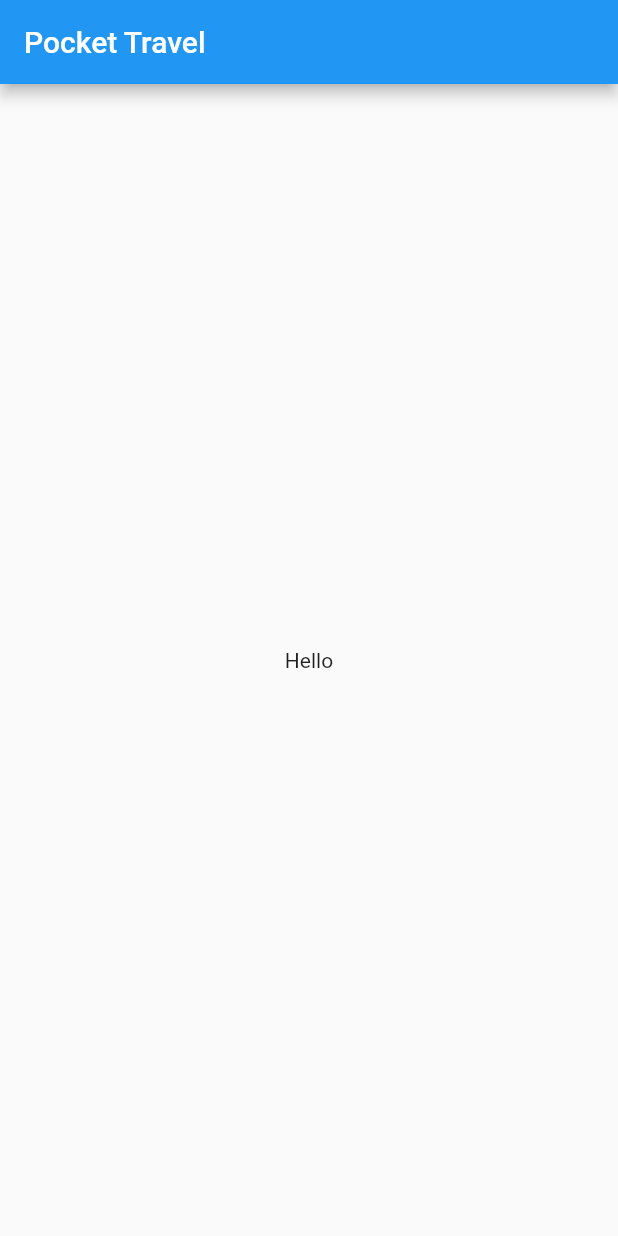
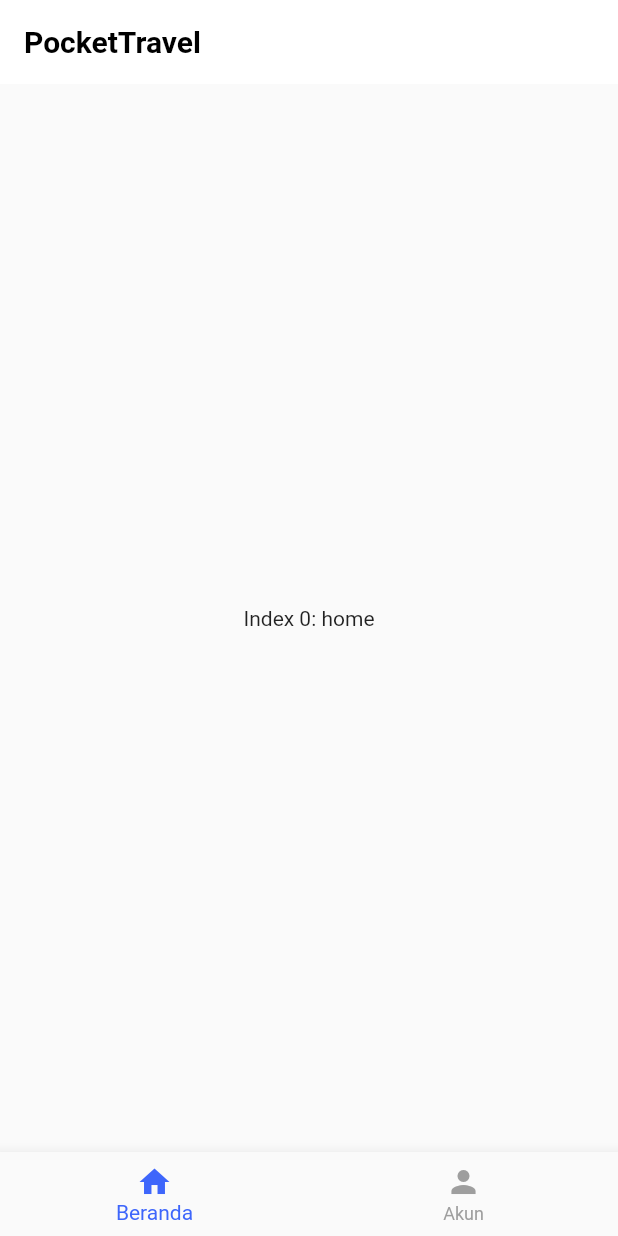
Before and after one commit to tsaqifammar/pocket-travel-mobile, a Flutter app: the screen it shows after launch, on a phone screen of 412 x 824 dp. Run offline on Flutter 3.47's test engine with Material 2 defaults, Android fonts, the phone set to English and light mode, and no system bars; our stand-ins replace flutter_login.

Commit message:
login signup UI only

```diff
--- a/lib/main.dart
+++ b/lib/main.dart
@@ -1,4 +1,5 @@
 import 'package:flutter/material.dart';
+import 'screens/Login_signup.dart';
 
 void main() {
   runApp(const MyApp());
@@ -10,21 +11,62 @@ class MyApp extends StatelessWidget {
   @override
   Widget build(BuildContext context) {
     return MaterialApp(
-      title: 'Pocket Travel',
-      theme: ThemeData(primarySwatch: Colors.blue),
-      home: const MyHomePage(),
+      debugShowCheckedModeBanner: false,
+      home: Center(child: HomePageBeforeLogin()),
     );
   }
 }
 
-class MyHomePage extends StatelessWidget {
-  const MyHomePage({Key? key}) : super(key: key);
+class HomePageBeforeLogin extends StatefulWidget {
+  const HomePageBeforeLogin({Key? key}) : super(key: key);
+  @override
+  State<HomePageBeforeLogin> createState() => _HomePageBeforeLoginState();
+}
+
+class _HomePageBeforeLoginState extends State<HomePageBeforeLogin> {
+  int _selectedNavbar = 0;
+
+  void _changeSelectedNavBar(int index) {
+    setState(() {
+      _selectedNavbar = index;
+    });
+  }
+
+  static List<Widget> _pages = <Widget>[
+    Center(
+      child: Text(
+        'Index 0: home',
+      ),
+    ),
+    LoginSignUpScreen()
+  ];
 
   @override
   Widget build(BuildContext context) {
     return Scaffold(
-      appBar: AppBar(title: const Text('Pocket Travel')),
-      body: const Center(child: Text('Hello')),
+      appBar: AppBar(
+          title: const Text('PocketTravel',
+              style:
+                  TextStyle(color: Colors.black, fontWeight: FontWeight.bold)),
+          backgroundColor: Colors.white,
+          elevation: 0),
+      body: _pages.elementAt(_selectedNavbar),
+      bottomNavigationBar: BottomNavigationBar(
+        items: const <BottomNavigationBarItem>[
+          BottomNavigationBarItem(
+            icon: Icon(Icons.home),
+            label: 'Beranda',
+          ),
+          BottomNavigationBarItem(
+            icon: Icon(Icons.person),
+            label: 'Akun',
+          ),
+        ],
+        currentIndex: _selectedNavbar,
+        selectedItemColor: const Color(0xFF3E66FB),
+        unselectedItemColor: Colors.grey,
+        onTap: _changeSelectedNavBar,
+      ),
     );
   }
 }
--- /dev/null
+++ b/lib/screens/home_page_after_login.dart
@@ -0,0 +1,23 @@
+import 'package:flutter/material.dart';
+
+class HomePageAfterLogin extends StatelessWidget {
+  const HomePageAfterLogin({Key? key}) : super(key: key);
+
+  @override
+  Widget build(BuildContext context) {
+    return MaterialApp(
+      debugShowCheckedModeBanner: false,
+      home: Scaffold(
+        appBar: AppBar(
+            title: const Text('PocketTravel',
+                style: TextStyle(
+                    color: Colors.black, fontWeight: FontWeight.bold)),
+            backgroundColor: Colors.white,
+            elevation: 0),
+        body: const Center(
+          child: Text('dah masuk'),
+        ),
+      ),
+    );
+  }
+}
--- a/pubspec.yaml
+++ b/pubspec.yaml
@@ -34,6 +34,7 @@ dependencies:
   # The following adds the Cupertino Icons font to your application.
   # Use with the CupertinoIcons class for iOS style icons.
   cupertino_icons: ^1.0.2
+  flutter_login: ^3.2.0
 
 dev_dependencies:
   flutter_test:
```
Also changed, not shown: lib/screens/login_signup.dart (added, +81 -0 lines), pubspec.lock, 6 other files.
